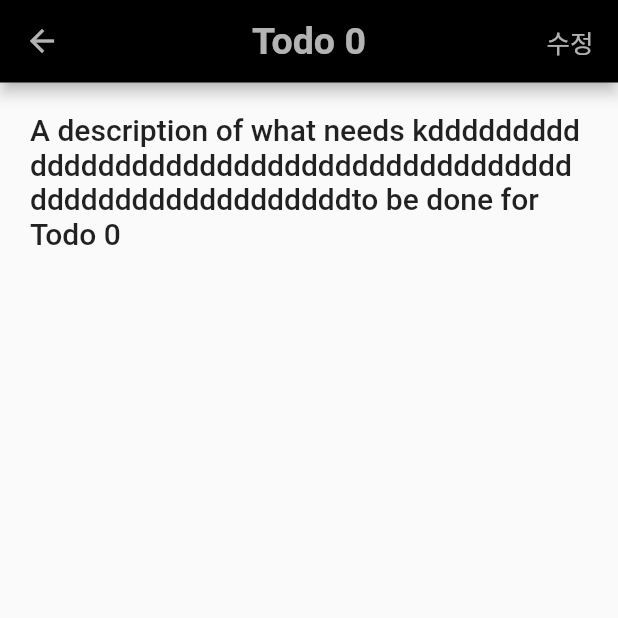
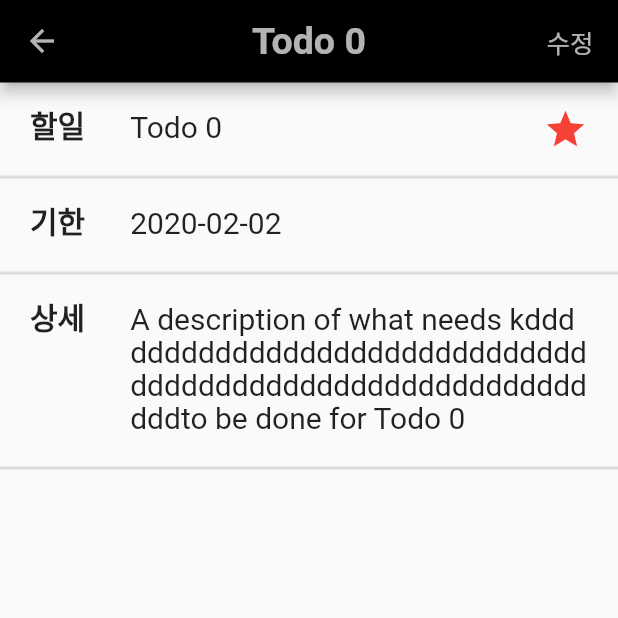
Before and after one commit to ddorori7/flutter-practice, a Flutter app: the TodoListView screen opened by its route, after a tap on an icon or button, on a phone screen of 412 x 824 dp, the top half of it. Run offline on Flutter 3.47's test engine with Material 2 defaults, Android fonts, the phone set to English and light mode, and no system bars; our stand-ins replace flutter_datetime_picker, fluttertoast, get.

Commit message:
투두 디테일 화면

```diff
--- a/lib/models/todo.dart
+++ b/lib/models/todo.dart
@@ -1,7 +1,8 @@
 class Todo {
-  final bool state; // 진행상태
-  final String title; // 제목
-  final String description; // 상세
+  bool important; // 중요
+  String title; // 제목
+  String description; // 상세
+  String deadline; // 기한
 
-  Todo(this.title, this.description, this.state);
+  Todo(this.title, this.description, this.important, this.deadline);
 }
--- a/lib/pages/detail_screen.dart
+++ b/lib/pages/detail_screen.dart
@@ -1,28 +1,182 @@
 // 투두 타일 선택시! 상세화면
 import 'package:flutter/material.dart';
+import 'package:fluttertoast/fluttertoast.dart';
+import 'package:get/get.dart';
 import 'package:hello_world/models/todo.dart';
 import 'package:hello_world/widget/todo_appbar.dart';
+import 'package:flutter_datetime_picker/flutter_datetime_picker.dart';
 
-class DetailScreen extends StatelessWidget {
+class DetailScreen extends StatefulWidget {
   // Todo를 들고 있을 필드를 선언합니다.
   final Todo todo;
+  final void Function(bool) onChangeImportant;
 
   // 생성자는 Todo를 인자로 받습니다.
-  const DetailScreen({Key? key, required this.todo}) : super(key: key);
+  const DetailScreen({
+    Key? key,
+    required this.todo,
+    required this.onChangeImportant,
+  }) : super(key: key);
+
+  @override
+  State<DetailScreen> createState() => _DetailScreenState();
+}
+
+class _DetailScreenState extends State<DetailScreen> {
+  // /* DatePicker 띄우기 */
+  // void showDatePickerPop() {
+  //   Future<DateTime?> selectedDate = showDatePicker(
+  //     context: context,
+  //     initialDate: DateTime.now(), //초기값
+  //     firstDate: DateTime(2021), //시작일
+  //     lastDate: DateTime(2030), //마지막일
+  //     builder: (BuildContext context, Widget? child) {
+  //       return Theme(
+  //         data: ThemeData.dark(), //다크 테마
+  //         child: child!,
+  //       );
+  //     },
+  //   );
+
+  //   selectedDate.then((dateTime) {
+  //     Fluttertoast.showToast(
+  //       msg: dateTime.toString(),
+  //       toastLength: Toast.LENGTH_LONG,
+  //       //gravity: ToastGravity.CENTER,  //위치(default 는 아래)
+  //     );
+  //   });
+  // }
 
   @override
   Widget build(BuildContext context) {
     // UI를 그리기 위해 Todo를 사용합니다.
     return Scaffold(
       appBar: TodoAppbar(
-        title: todo.title,
+        title: widget.todo.title,
         toEditPage: true,
       ),
       body: Container(
-        padding: const EdgeInsets.all(20.0),
-        child: Text(todo.description,
-            style: const TextStyle(fontSize: 20, fontWeight: FontWeight.w500)),
+        child: Column(
+          mainAxisAlignment: MainAxisAlignment.start,
+          children: [
+            _SectionTile(
+              label: "할일",
+              description: widget.todo.title,
+              isTitle: true,
+              important: widget.todo.important,
+              onPressed: () {
+                print("wow");
+                widget.onChangeImportant(!widget.todo.important);
+                setState(() {
+                  !widget.todo.important;
+                });
+              },
+            ),
+            _SectionTile(
+              label: "기한",
+              description: widget.todo.deadline,
+            ),
+            _SectionTile(
+              label: "상세",
+              description: widget.todo.description,
+            ),
+          ],
+        ),
       ),
     );
   }
 }
+
+class _SectionTile extends StatefulWidget {
+  final String label;
+  final String description;
+  final bool isTitle;
+  final void Function()? onPressed;
+  final bool important;
+
+  const _SectionTile({
+    Key? key,
+    required this.label,
+    required this.description,
+    this.isTitle = false,
+    this.onPressed,
+    this.important = false,
+  }) : super(key: key);
+
+  @override
+  State<_SectionTile> createState() => _SectionTileState();
+}
+
+class _SectionTileState extends State<_SectionTile> {
+  @override
+  Widget build(BuildContext context) {
+    return Stack(
+      children: [
+        Container(
+          padding: const EdgeInsets.all(20),
+          decoration: const BoxDecoration(
+              border: Border(
+                  bottom: BorderSide(
+            color: Colors.black12,
+            width: 2,
+          ))),
+          child: Row(
+            crossAxisAlignment: CrossAxisAlignment.start,
+            mainAxisAlignment: MainAxisAlignment.center,
+            children: [
+              Container(
+                margin: const EdgeInsets.only(right: 30),
+                child: Text(
+                  widget.label,
+                  style: _labelStyle,
+                ),
+              ),
+              Expanded(
+                child: Text(
+                  widget.description,
+                  style: _informationStyle,
+                ),
+              ),
+            ],
+          ),
+        ),
+        widget.isTitle
+            ? Positioned(
+                right: 10,
+                top: 6,
+                child: Container(
+                  width: 50,
+                  height: 50,
+                  child: TextButton(
+                      onPressed: widget.onPressed,
+                      child: widget.important
+                          ? const Icon(
+                              Icons.star_outlined,
+                              size: 30,
+                              color: Colors.red,
+                            )
+                          : const Icon(
+                              Icons.star_border_outlined,
+                              size: 30,
+                              color: Colors.red,
+                            )),
+                ),
+              )
+            : Container()
+      ],
+    );
+  }
+}
+
+// 텍스트스타일
+TextStyle _labelStyle = const TextStyle(
+  fontSize: 20,
+  fontWeight: FontWeight.w600,
+  height: 1,
+);
+
+TextStyle _informationStyle = const TextStyle(
+  fontSize: 20,
+  fontWeight: FontWeight.w400,
+  height: 22 / 20,
+);
--- a/lib/pages/todo_list_view.dart
+++ b/lib/pages/todo_list_view.dart
@@ -1,4 +1,5 @@
 import 'package:flutter/material.dart';
+import 'package:get/get.dart';
 import 'package:hello_world/models/todo.dart';
 import 'package:hello_world/widget/todo_appbar.dart';
 
@@ -12,6 +13,7 @@ class TodoListView extends StatefulWidget {
 }
 
 class _TodoListViewState extends State<TodoListView> {
+  String dropdownValue = 'One';
   int _selectedIndex = 0;
   String title = "TODO";
   List<Todo> todos = [];
@@ -23,7 +25,8 @@ class _TodoListViewState extends State<TodoListView> {
       (i) => Todo(
           'Todo $i',
           'A description of what needs kddddddddddddddddddddddddddddddddddddddddddddddddddddddddddddto be done for Todo $i',
-          true),
+          true,
+          '2020-02-02'),
     );
     super.initState();
   }
@@ -68,19 +71,17 @@ class _TodoListViewState extends State<TodoListView> {
           ),
         ],
       ),
-      body: Center(
-        child: [
-          _TodoListTab(
-            todos: todos,
-          ),
-          const Text("Not Todos"),
-        ].elementAt(_selectedIndex),
-      ),
+      body: [
+        _TodoListTab(
+          todos: todos,
+        ),
+        const Text("Not Todos"),
+      ].elementAt(_selectedIndex),
     );
   }
 }
 
-class _TodoListTab extends StatelessWidget {
+class _TodoListTab extends StatefulWidget {
   final List<Todo> todos;
 
   const _TodoListTab({
@@ -89,9 +90,29 @@ class _TodoListTab extends StatelessWidget {
   }) : super(key: key);
 
   @override
+  State<_TodoListTab> createState() => _TodoListTabState();
+}
+
+class _TodoListTabState extends State<_TodoListTab> {
+  List<Todo> todos = [];
+
+  @override
+  void initState() {
+    todos = List.generate(
+      20,
+      (i) => Todo(
+          'Todo $i',
+          'A description of what needs kddddddddddddddddddddddddddddddddddddddddddddddddddddddddddddto be done for Todo $i',
+          true,
+          '2020-02-02'),
+    );
+    super.initState();
+  }
+
+  @override
   Widget build(BuildContext context) {
     return ListView.builder(
-      itemCount: todos.length,
+      itemCount: widget.todos.length,
       itemBuilder: (context, index) {
         return Container(
           decoration: const BoxDecoration(
@@ -106,17 +127,20 @@ class _TodoListTab extends StatelessWidget {
               size: 25,
             ),
             title: Text(
-              todos[index].title,
+              widget.todos[index].title,
               style: const TextStyle(
                   fontSize: 20,
                   fontWeight: FontWeight.w700,
                   color: Colors.black54),
             ),
             onTap: () {
-              Navigator.push(
-                context,
-                MaterialPageRoute(
-                  builder: (context) => DetailScreen(todo: todos[index]),
+              Get.to(
+                () => DetailScreen(
+                  todo: todos[index],
+                  onChangeImportant: (value) {
+                    print(value);
+                    setState(() => todos[index].important = value);
+                  },
                 ),
               );
             },
@@ -126,3 +150,27 @@ class _TodoListTab extends StatelessWidget {
     );
   }
 }
+
+//  DropdownButton<String>(
+//               value: dropdownValue,
+//               icon: const Icon(Icons.arrow_downward),
+//               iconSize: 24,
+//               elevation: 16,
+//               style: const TextStyle(color: Colors.deepPurple),
+//               underline: Container(
+//                 height: 2,
+//                 color: Colors.deepPurpleAccent,
+//               ),
+//               onChanged: (String? newValue) {
+//                 setState(() {
+//                   dropdownValue = newValue!;
+//                 });
+//               },
+//               items: <String>['One', 'Two', 'Free', 'Four']
+//                   .map<DropdownMenuItem<String>>((String value) {
+//                 return DropdownMenuItem<String>(
+//                   value: value,
+//                   child: Text(value),
+//                 );
+//               }).toList(),
+//             ),
--- a/lib/widget/todo_appbar.dart
+++ b/lib/widget/todo_appbar.dart
@@ -35,7 +35,7 @@ class TodoAppbar extends StatelessWidget implements PreferredSizeWidget {
       actions: [
         addButton
             ? TextButton(
-                // TODO: 리스트에 추가할 수 있게! 모달 만들기
+                // TODO: 리스트에 추가할 수 있게! 페이지 만들기
                 onPressed: () {},
                 child: const Icon(
                   Icons.add,
--- a/pubspec.yaml
+++ b/pubspec.yaml
@@ -30,6 +30,8 @@ dependencies:
   flutter:
     sdk: flutter
   get:
+  flutter_datetime_picker: ^1.5.1
+  fluttertoast: ^8.0.8
 
   # The following adds the Cupertino Icons font to your application.
   # Use with the CupertinoIcons class for iOS style icons.
```
Also changed, not shown: pubspec.lock.
